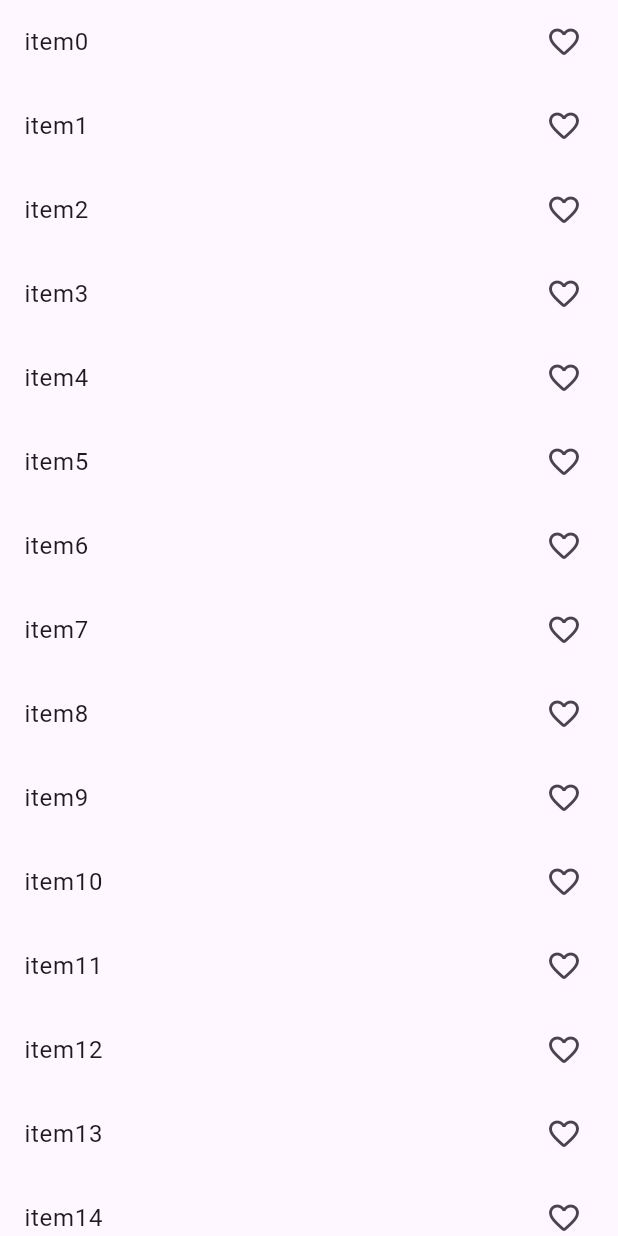
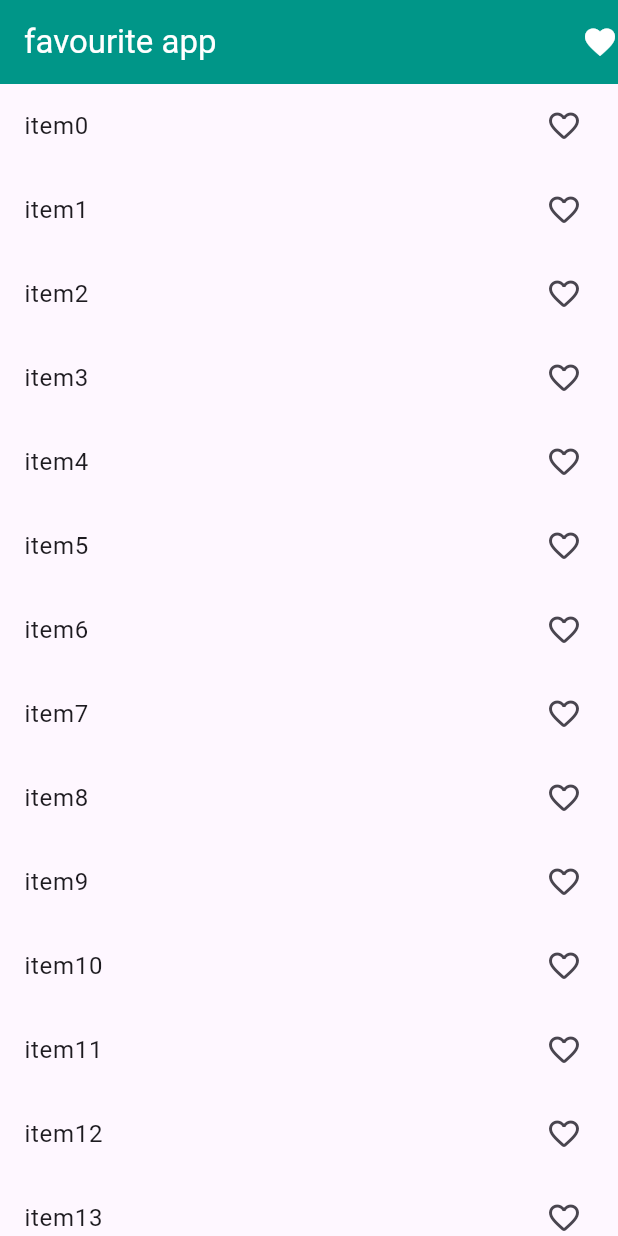
Before and after one commit to mahabubulhasibshawon/flutter_provider, a Flutter app: the screen it shows after launch, on a phone screen of 412 x 824 dp. Run offline on Flutter 3.47's test engine with Material 3 defaults, Android fonts, the phone set to English and light mode, and no system bars.

Commit message:
dark mode

```diff
--- a/lib/main.dart
+++ b/lib/main.dart
@@ -2,6 +2,7 @@ import 'package:flutter/material.dart';
 import 'package:flutter_provider/provider/count_provider.dart';
 import 'package:flutter_provider/provider/favourite_provider.dart';
 import 'package:flutter_provider/provider/slider_provider.dart';
+import 'package:flutter_provider/provider/theme_manager.dart';
 import 'package:provider/provider.dart';
 import 'view/views.dart';
 
@@ -18,10 +19,12 @@ class MyApp extends StatelessWidget {
       providers: [
         ChangeNotifierProvider(create: (_) => CountProvider()),
         ChangeNotifierProvider(create: (_) => SliderProvider()),
-        ChangeNotifierProvider(create: (_)=> FavouriteItemProvider())
+        ChangeNotifierProvider(create: (_)=> FavouriteItemProvider()),
+        ChangeNotifierProvider(create: (_) => ThemeManager())
       ],
       child: MaterialApp(
-        theme: ThemeData(useMaterial3: true),
+        theme: ThemeData(useMaterial3: true, appBarTheme: AppBarTheme(backgroundColor: Colors.teal, foregroundColor: Colors.white)),
+        darkTheme: ThemeData(brightness: Brightness.dark),
         debugShowCheckedModeBanner: false,
         home: FavouriteView(),
       ),
--- /dev/null
+++ b/lib/provider/theme_manager.dart
@@ -0,0 +1,12 @@
+import 'package:flutter/material.dart';
+
+class ThemeManager with ChangeNotifier {
+  bool _isDarkMode = false;
+
+  bool get isDarkMode => _isDarkMode;
+
+  void toggleTheme() {
+    _isDarkMode = !_isDarkMode;
+    notifyListeners();
+  }
+}
--- a/lib/view/favourite_view.dart
+++ b/lib/view/favourite_view.dart
@@ -1,5 +1,6 @@
 import 'package:flutter/material.dart';
 import 'package:flutter_provider/provider/favourite_provider.dart';
+import 'package:flutter_provider/view/my_favourite_view.dart';
 import 'package:provider/provider.dart';
 
 class FavouriteView extends StatelessWidget {
@@ -12,6 +13,17 @@ class FavouriteView extends StatelessWidget {
     print('build');
     // final favouriteProvider = Provider.of<FavouriteItemProvider>(context, listen: false);
     return Scaffold(
+      appBar: AppBar(
+        title: Text('favourite app'),
+        actions: [
+          InkWell(
+            onTap: (){
+              Navigator.push(context, MaterialPageRoute(builder: (context) => MyFavouriteView()));
+            },
+            child: Icon(Icons.favorite),
+          )
+        ],
+      ),
       body: Column(
         children: [
           Expanded(
```
Also changed, not shown: lib/view/my_favourite_view.dart (added, +47 -0 lines).
